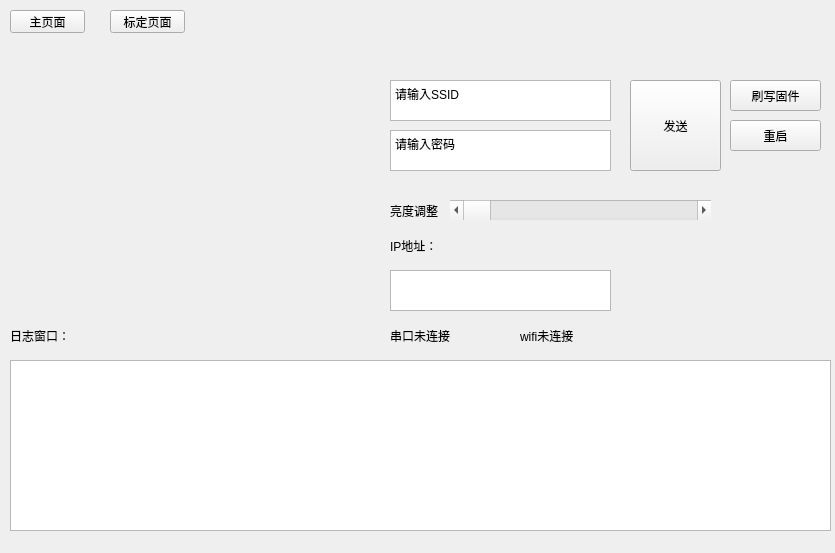
Before: the Qt Designer form main_window.ui in paper-tei/paper_tracker, drawn with Qt 5.
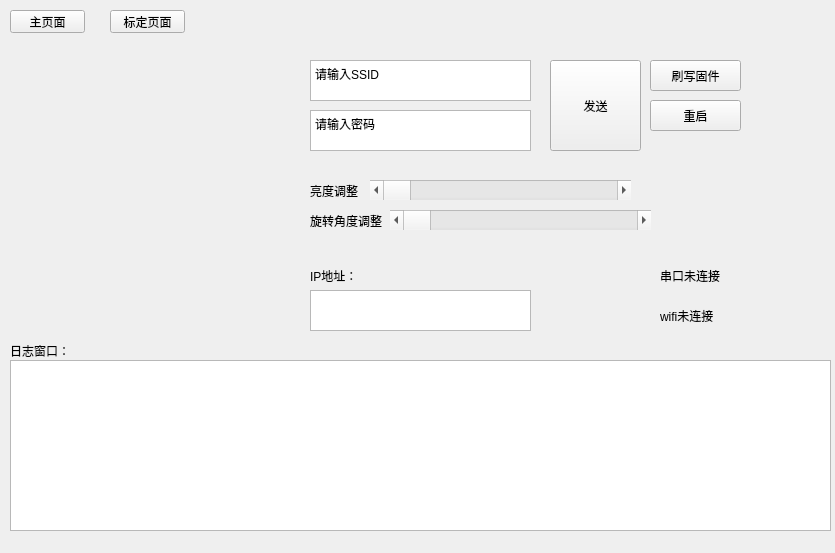
After: the same form once the commit is applied. The open tabs and pages were chosen to show the change.

Commit message: reformat image, add image to page 2, add image rotate

Patch:
```diff
--- a/main_window.ui
+++ b/main_window.ui
@@ -34,8 +34,8 @@
       <rect>
        <x>0</x>
        <y>0</y>
-       <width>371</width>
-       <height>261</height>
+       <width>280</width>
+       <height>280</height>
       </rect>
      </property>
      <property name="text">
@@ -45,8 +45,8 @@
     <widget class="QPlainTextEdit" name="SSIDText">
      <property name="geometry">
       <rect>
-       <x>390</x>
-       <y>30</y>
+       <x>310</x>
+       <y>10</y>
        <width>221</width>
        <height>41</height>
       </rect>
@@ -58,8 +58,8 @@
     <widget class="QPlainTextEdit" name="PasswordText">
      <property name="geometry">
       <rect>
-       <x>390</x>
-       <y>80</y>
+       <x>310</x>
+       <y>60</y>
        <width>221</width>
        <height>41</height>
       </rect>
@@ -71,8 +71,8 @@
     <widget class="QScrollBar" name="BrightnessBar">
      <property name="geometry">
       <rect>
-       <x>450</x>
-       <y>150</y>
+       <x>370</x>
+       <y>130</y>
        <width>261</width>
        <height>20</height>
       </rect>
@@ -84,8 +84,8 @@
     <widget class="QLabel" name="label">
      <property name="geometry">
       <rect>
-       <x>390</x>
-       <y>150</y>
+       <x>310</x>
+       <y>130</y>
        <width>51</width>
        <height>21</height>
       </rect>
@@ -97,8 +97,8 @@
     <widget class="QPushButton" name="wifi_send_Button">
      <property name="geometry">
       <rect>
-       <x>630</x>
-       <y>30</y>
+       <x>550</x>
+       <y>10</y>
        <width>91</width>
        <height>91</height>
       </rect>
@@ -110,8 +110,8 @@
     <widget class="QPushButton" name="FlashFirmwareButton">
      <property name="geometry">
       <rect>
-       <x>730</x>
-       <y>30</y>
+       <x>650</x>
+       <y>10</y>
        <width>91</width>
        <height>31</height>
       </rect>
@@ -137,9 +137,9 @@
      <property name="geometry">
       <rect>
        <x>10</x>
-       <y>270</y>
+       <y>291</y>
        <width>111</width>
-       <height>31</height>
+       <height>20</height>
       </rect>
      </property>
      <property name="text">
@@ -149,8 +149,8 @@
     <widget class="QTextEdit" name="textEdit">
      <property name="geometry">
       <rect>
-       <x>390</x>
-       <y>220</y>
+       <x>310</x>
+       <y>240</y>
        <width>221</width>
        <height>41</height>
       </rect>
@@ -162,8 +162,8 @@
     <widget class="QLabel" name="label_16">
      <property name="geometry">
       <rect>
-       <x>390</x>
-       <y>180</y>
+       <x>310</x>
+       <y>210</y>
        <width>51</width>
        <height>31</height>
       </rect>
@@ -175,8 +175,8 @@
     <widget class="QPushButton" name="restart_Button">
      <property name="geometry">
       <rect>
-       <x>730</x>
-       <y>70</y>
+       <x>650</x>
+       <y>50</y>
        <width>91</width>
        <height>31</height>
       </rect>
@@ -188,8 +188,8 @@
     <widget class="QLabel" name="SerialConnectLabel">
      <property name="geometry">
       <rect>
-       <x>390</x>
-       <y>270</y>
+       <x>660</x>
+       <y>210</y>
        <width>71</width>
        <height>31</height>
       </rect>
@@ -204,8 +204,8 @@
     <widget class="QLabel" name="WifiConnectLabel">
      <property name="geometry">
       <rect>
-       <x>520</x>
-       <y>270</y>
+       <x>660</x>
+       <y>250</y>
        <width>71</width>
        <height>31</height>
       </rect>
@@ -214,6 +214,32 @@
       <string>wifi未连接</string>
      </property>
     </widget>
+    <widget class="QLabel" name="label_17">
+     <property name="geometry">
+      <rect>
+       <x>310</x>
+       <y>160</y>
+       <width>81</width>
+       <height>21</height>
+      </rect>
+     </property>
+     <property name="text">
+      <string>旋转角度调整</string>
+     </property>
+    </widget>
+    <widget class="QScrollBar" name="RotateImageBar">
+     <property name="geometry">
+      <rect>
+       <x>390</x>
+       <y>160</y>
+       <width>261</width>
+       <height>20</height>
+      </rect>
+     </property>
+     <property name="orientation">
+      <enum>Qt::Orientation::Horizontal</enum>
+     </property>
+    </widget>
    </widget>
    <widget class="QWidget" name="page_2">
     <widget class="QLabel" name="label_3">
```
Left out of the diff: 34 changed lines with no effect on the pictures. The commit also changes 4 other files.
